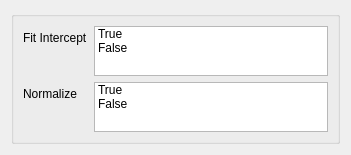
Before: the Qt Designer form ui/cv_OMP.ui in tthatcher95/PyHAT_Point_Spectra_GUI, drawn with Qt 5.
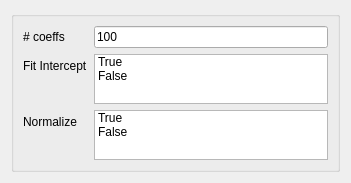
After: the same form once the commit is applied.

The edit to the form file:
```diff
--- a/ui/cv_OMP.ui
+++ b/ui/cv_OMP.ui
@@ -26,44 +26,44 @@
       <property name="fieldGrowthPolicy">
        <enum>QFormLayout::AllNonFixedFieldsGrow</enum>
       </property>
-      <item row="0" column="0">
+      <item row="1" column="0">
        <widget class="QLabel" name="fitInterceptLabel">
         <property name="text">
          <string>Fit Intercept</string>
         </property>
        </widget>
       </item>
-      <item row="1" column="0">
+      <item row="2" column="0">
        <widget class="QLabel" name="normalizeLabel">
         <property name="text">
          <string>Normalize</string>
         </property>
        </widget>
       </item>
-      <item row="0" column="1">
-       <widget class="QListWidget" name="fit_intercept_list">
-        <property name="maximumSize">
-         <size>
-          <width>16777215</width>
-          <height>50</height>
-         </size>
-        </property>
-        <property name="selectionMode">
-         <enum>QAbstractItemView::MultiSelection</enum>
-        </property>
-        <item>
-         <property name="text">
-          <string>True</string>
-         </property>
-        </item>
-        <item>
-         <property name="text">
-          <string>False</string>
-         </property>
-        </item>
-       </widget>
-      </item>
       <item row="1" column="1">
+       <widget class="QListWidget" name="fit_intercept_list">
+        <property name="maximumSize">
+         <size>
+          <width>16777215</width>
+          <height>50</height>
+         </size>
+        </property>
+        <property name="selectionMode">
+         <enum>QAbstractItemView::MultiSelection</enum>
+        </property>
+        <item>
+         <property name="text">
+          <string>True</string>
+         </property>
+        </item>
+        <item>
+         <property name="text">
+          <string>False</string>
+         </property>
+        </item>
+       </widget>
+      </item>
+      <item row="2" column="1">
        <widget class="QListWidget" name="normalize_list">
         <property name="maximumSize">
          <size>
@@ -86,6 +86,20 @@
         </item>
        </widget>
       </item>
+      <item row="0" column="0">
+       <widget class="QLabel" name="n_coefs_label">
+        <property name="text">
+         <string># coeffs</string>
+        </property>
+       </widget>
+      </item>
+      <item row="0" column="1">
+       <widget class="QLineEdit" name="n_coefs_lineedit">
+        <property name="text">
+         <string>100</string>
+        </property>
+       </widget>
+      </item>
      </layout>
     </widget>
    </item>
```
